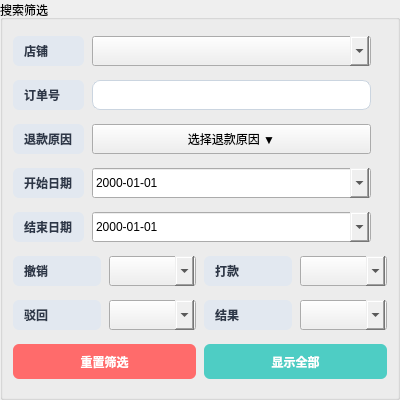
244727418/shouhou, file search_panel.ui: the form before one commit.
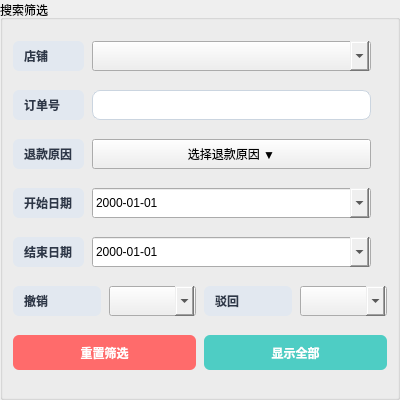
The form after the commit.

What changed in the file:
```diff
--- a/search_panel.ui
+++ b/search_panel.ui
@@ -249,43 +249,6 @@
        </widget>
      </item>
      <item>
-      <widget class="QLabel" name="label_compensate">
-       <property name="text">
-        <string>打款</string>
-       </property>
-       <property name="minimumSize">
-        <size>
-         <width>30</width>
-         <height>30</height>
-        </size>
-       </property>
-       <property name="styleSheet">
-        <string notr="true">padding: 4px 8px; font-weight: bold; color: #2D3748; background-color: #E2E8F0; border-radius: 6px; font-size: 12px;</string>
-       </property>
-      </widget>
-     </item>
-     <item>
-      <widget class="QComboBox" name="search_compensate_combo">
-        <property name="minimumSize">
-         <size>
-          <width>80</width>
-          <height>30</height>
-         </size>
-        </property>
-        <property name="styleSheet">
-         <string notr="true">padding: 6px 12px; border: 1px solid #CBD5E0; border-radius: 8px; background-color: #ffffff; font-size: 12px; color: #2D3748; QComboBox::drop-down { border: none; } QComboBox::down-arrow { image: none; border-left: 4px solid transparent; border-right: 4px solid transparent; border-top: 6px solid #718096; width: 0; height: 0; } QComboBox::down-arrow:on { border-top: 6px solid #4A5568; }</string>
-        </property>
-       </widget>
-     </item>
-    </layout>
-   </item>
-   <!-- 第6行：驳回和结果在同一行 - 参考快捷日期布局 -->
-   <item row="6" column="0" colspan="4">
-    <layout class="QHBoxLayout" name="reject_result_layout">
-     <property name="spacing">
-      <number>8</number>
-     </property>
-     <item>
       <widget class="QLabel" name="label_reject">
        <property name="text">
         <string>驳回</string>
@@ -314,38 +277,9 @@
         </property>
        </widget>
      </item>
-     <item>
-      <widget class="QLabel" name="label_reject_result">
-       <property name="text">
-        <string>结果</string>
-       </property>
-       <property name="minimumSize">
-        <size>
-         <width>30</width>
-         <height>30</height>
-        </size>
-       </property>
-       <property name="styleSheet">
-        <string notr="true">padding: 4px 8px; font-weight: bold; color: #2D3748; background-color: #E2E8F0; border-radius: 6px; font-size: 12px;</string>
-       </property>
-      </widget>
-     </item>
-     <item>
-      <widget class="QComboBox" name="search_reject_result_combo">
-        <property name="minimumSize">
-         <size>
-          <width>80</width>
-          <height>30</height>
-         </size>
-        </property>
-        <property name="styleSheet">
-         <string notr="true">padding: 6px 12px; border: 1px solid #CBD5E0; border-radius: 8px; background-color: #ffffff; font-size: 12px; color: #2D3748; QComboBox::drop-down { border: none; } QComboBox::down-arrow { image: none; border-left: 4px solid transparent; border-right: 4px solid transparent; border-top: 6px solid #718096; width: 0; height: 0; } QComboBox::down-arrow:on { border-top: 6px solid #4A5568; }</string>
-        </property>
-       </widget>
-     </item>
     </layout>
    </item>
-   <item row="7" column="0" colspan="4">
+   <item row="6" column="0" colspan="4">
     <layout class="QHBoxLayout" name="button_layout">
      <item>
       <widget class="QPushButton" name="reset_btn">
@@ -381,7 +315,6 @@
      </item>
     </layout>
    </item>
-
   </layout>
  </widget>
  <resources/>
```
Left out of the diff: 3 changed lines with no effect on the pictures. Lines whose indentation alone changed are shown as unchanged.
